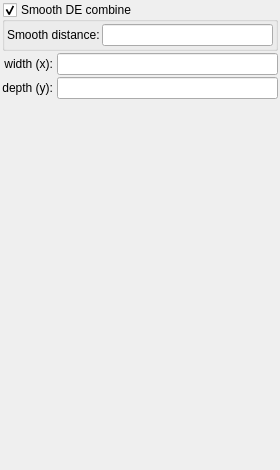
Before: the Qt Designer form mandelbulber2/formula/ui/primitive_rectangle.ui in buddhi1980/mandelbulber2, drawn with Qt 5.
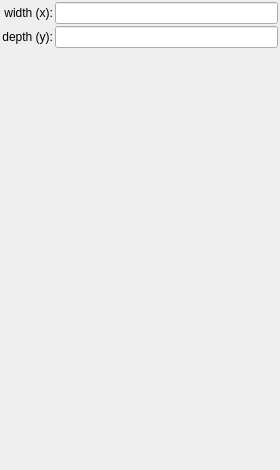
After: the same form once the commit is applied. Custom widgets are drawn as their Qt base class.

Commit message: refactor: move smooth_de_combine params to node-level only

```diff
--- a/mandelbulber2/formula/ui/primitive_rectangle.ui
+++ b/mandelbulber2/formula/ui/primitive_rectangle.ui
@@ -52,56 +52,9 @@
          <verstretch>0</verstretch>
         </sizepolicy>
        </property>
-      </widget>
-     </item>
-     <item row="2" column="0" colspan="3">
-      <widget class="MyGroupBox" name="groupCheck_smooth_de_combine_enable">
-       <property name="title">
-        <string>Smooth DE combine</string>
-       </property>
-       <property name="checkable">
-        <bool>true</bool>
-       </property>
-       <layout class="QGridLayout" name="gridLayout_4">
-        <property name="leftMargin">
-         <number>2</number>
-        </property>
-        <property name="topMargin">
-         <number>2</number>
-        </property>
-        <property name="rightMargin">
-         <number>2</number>
-        </property>
-        <property name="bottomMargin">
-         <number>2</number>
-        </property>
-        <property name="spacing">
-         <number>2</number>
-        </property>
-        <item row="0" column="0">
-         <widget class="QLabel" name="label_306">
-          <property name="text">
-           <string>Smooth distance:</string>
-          </property>
-          <property name="wordWrap">
-           <bool>true</bool>
-          </property>
-         </widget>
-        </item>
-        <item row="0" column="1">
-         <widget class="MyLineEdit" name="logedit_smooth_de_combine_distance">
-          <property name="sizePolicy">
-           <sizepolicy hsizetype="Expanding" vsizetype="Maximum">
-            <horstretch>0</horstretch>
-            <verstretch>0</verstretch>
-           </sizepolicy>
-          </property>
-         </widget>
-        </item>
-       </layout>
-      </widget>
-     </item>
-     <item row="4" column="2">
+       </widget>
+      </item>
+      <item row="4" column="2">
       <widget class="MyLineEdit" name="logedit_height">
        <property name="sizePolicy">
         <sizepolicy hsizetype="Expanding" vsizetype="Maximum">
```
The commit also changes 21 other files.
